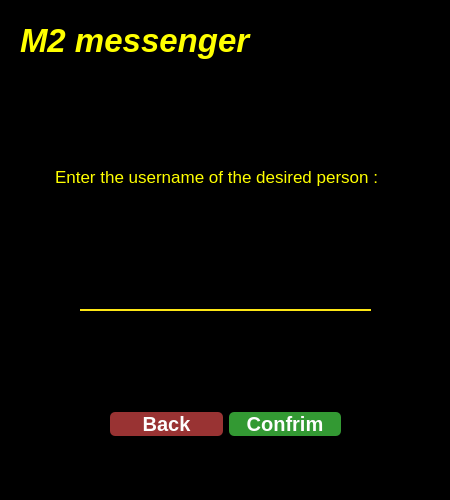
The window that untitled/sendmessageuser.ui (MohamadKhavaran/M2-Massenger) describes before a commit, drawn with Qt 5.
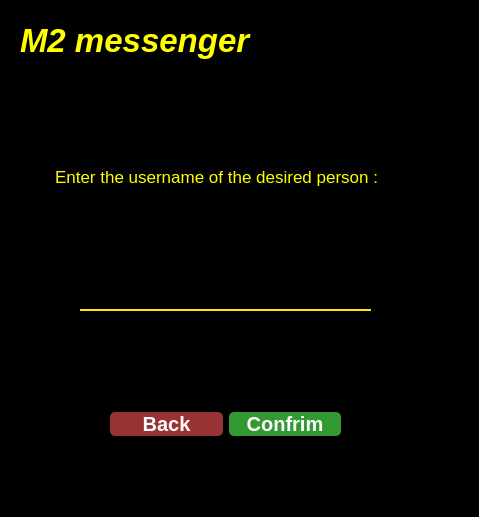
The same window after the commit.

The edit to the form file:
```diff
--- a/untitled/sendmessageuser.ui
+++ b/untitled/sendmessageuser.ui
@@ -6,8 +6,8 @@
    <rect>
     <x>0</x>
     <y>0</y>
-    <width>450</width>
-    <height>500</height>
+    <width>479</width>
+    <height>517</height>
    </rect>
   </property>
   <property name="windowTitle">
```
